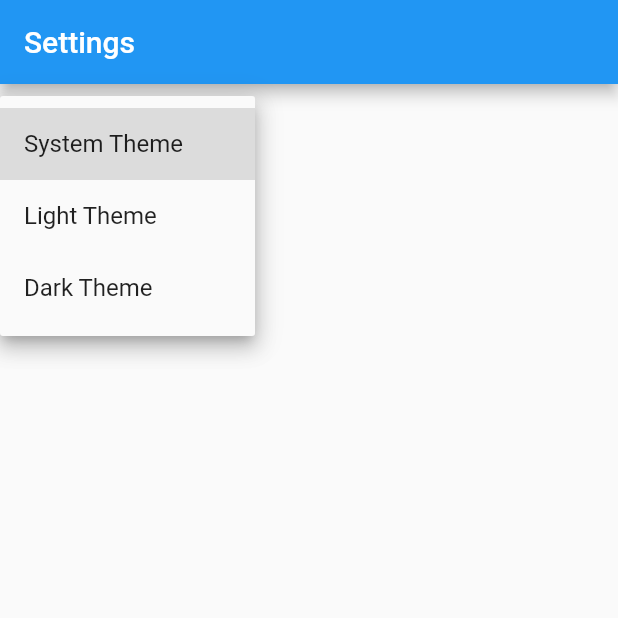
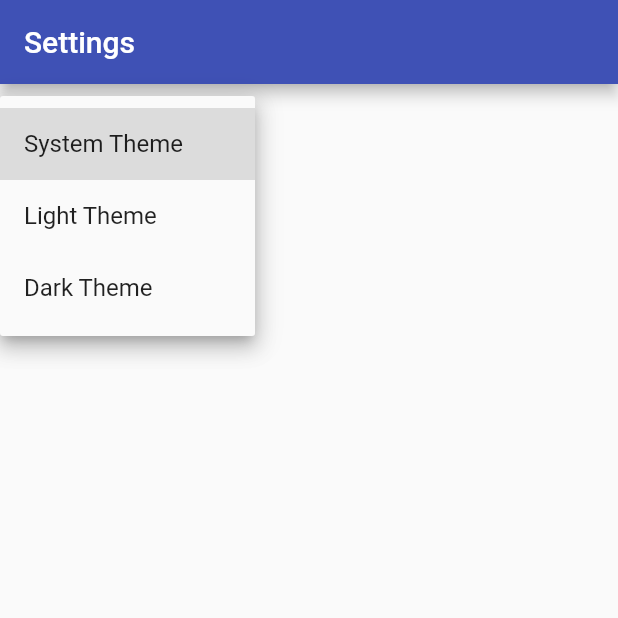
Before and after one commit to youngmin-gwon/blog, a Flutter app: the SettingsScreen screen opened by its route, after a tap on "System Theme", on a phone screen of 412 x 824 dp, the top half of it. Run offline on Flutter 3.47's test engine with Material 2 defaults, Android fonts, the phone set to English and light mode, and no system bars; our stand-ins replace dartz, freezed_annotation, go_router, hive_flutter, hooks_riverpod, shared_preferences; accounts and stored records are empty; generated files the repository leaves out were written again.

Commit message:
Chore(constant): add constants

```diff
--- /dev/null
+++ b/lib/src/core/constants/index.dart
@@ -0,0 +1,2 @@
+export 'layout_constant.dart';
+export 'theme_constant.dart';
--- /dev/null
+++ b/lib/src/core/constants/theme_constant.dart
@@ -0,0 +1,24 @@
+import 'package:flutter/material.dart';
+
+class ThemeConstant {
+  const ThemeConstant._();
+
+  // Todo(ymkwon): select theme color
+  static const primaryColor = Colors.indigo;
+  static const secondaryColor = Colors.amber;
+  static const tertiaryColor = Colors.red;
+}
+
+class AppTheme {
+  const AppTheme._();
+
+  static final light = ThemeData(
+    brightness: Brightness.light,
+    primarySwatch: ThemeConstant.primaryColor,
+  );
+
+  static final dark = ThemeData(
+    brightness: Brightness.dark,
+    primaryColor: ThemeConstant.primaryColor,
+  );
+}
--- a/lib/src/core/routes/app_router.dart
+++ b/lib/src/core/routes/app_router.dart
@@ -25,7 +25,7 @@ class AppRouter extends GoRouter {
             GoRoute(
               path: '/practice',
               builder: (context, state) => const ExpandableNavBarScreen(),
-            )
+            ),
           ],
           errorPageBuilder: (context, state) => MaterialPage(
             key: state.pageKey,
```
Also changed, not shown: lib/src/app.dart (+7 -6 lines), lib/src/core/constants/layout_constant.dart (added, +86 -0 lines), lib/src/core/pages/home_screen.dart (+9 -4 lines), lib/src/motions/presentation/motion_card_screen.dart (added, +14 -0 lines).
